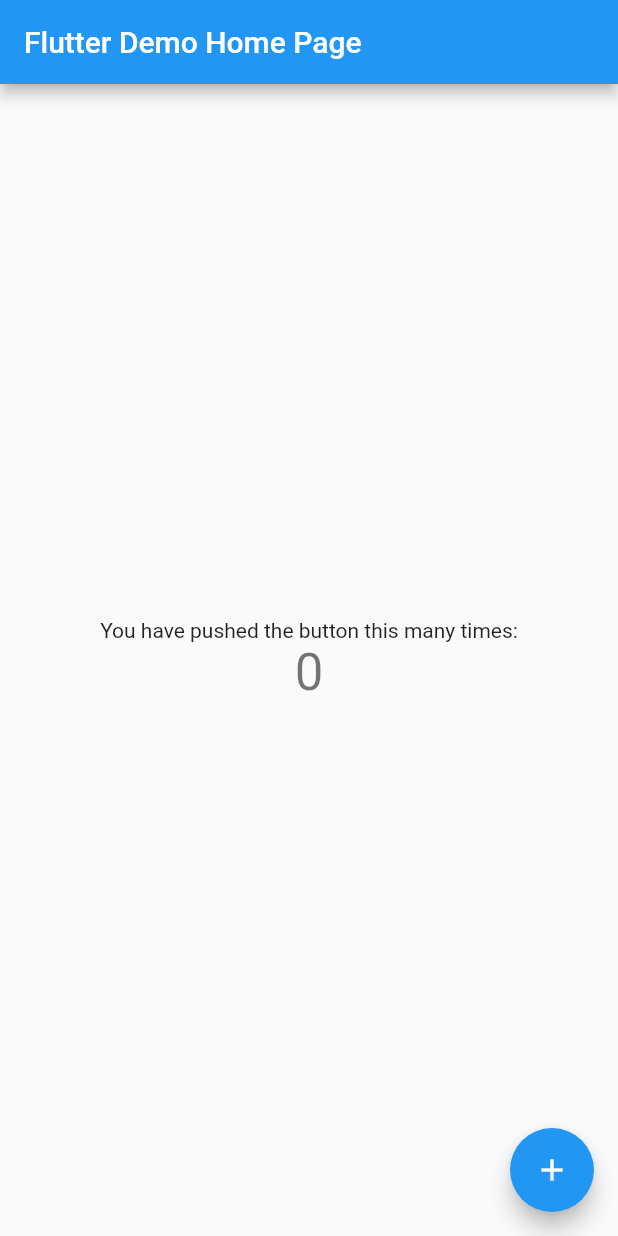
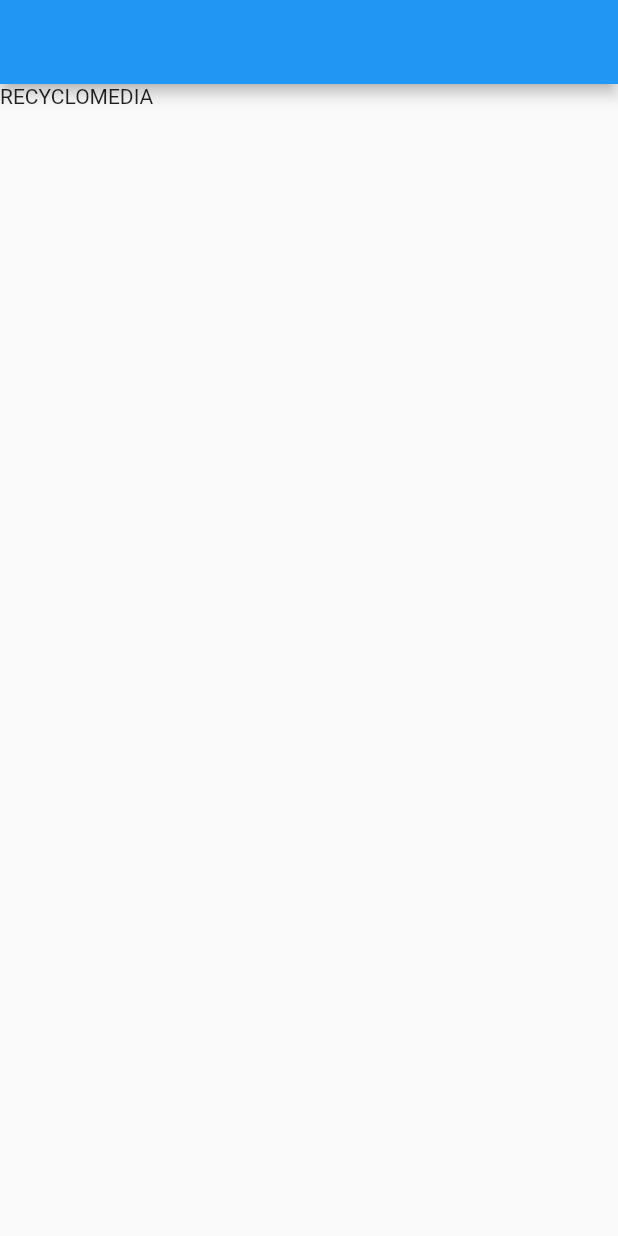
Before and after one commit to Iconicto/recyclomedia, a Flutter app: the screen it shows after launch, on a phone screen of 412 x 824 dp. Run offline on Flutter 3.47's test engine with Material 2 defaults, Android fonts, the phone set to English and light mode, and no system bars.

Commit message:
removed boilerplate code

```diff
--- a/recyclomedia/lib/main.dart
+++ b/recyclomedia/lib/main.dart
@@ -1,117 +1,21 @@
 import 'package:flutter/material.dart';
+import 'package:recyclomedia/pages/home.page.dart';
 
 void main() {
   runApp(MyApp());
 }
 
 class MyApp extends StatelessWidget {
-  // This widget is the root of your application.
+
   @override
   Widget build(BuildContext context) {
     return MaterialApp(
       title: 'Flutter Demo',
       theme: ThemeData(
-        // This is the theme of your application.
-        //
-        // Try running your application with "flutter run". You'll see the
-        // application has a blue toolbar. Then, without quitting the app, try
-        // changing the primarySwatch below to Colors.green and then invoke
-        // "hot reload" (press "r" in the console where you ran "flutter run",
-        // or simply save your changes to "hot reload" in a Flutter IDE).
-        // Notice that the counter didn't reset back to zero; the application
-        // is not restarted.
         primarySwatch: Colors.blue,
-        // This makes the visual density adapt to the platform that you run
-        // the app on. For desktop platforms, the controls will be smaller and
-        // closer together (more dense) than on mobile platforms.
         visualDensity: VisualDensity.adaptivePlatformDensity,
       ),
-      home: MyHomePage(title: 'Flutter Demo Home Page'),
+      home: HomePage(),
     );
   }
 }
-
-class MyHomePage extends StatefulWidget {
-  MyHomePage({Key key, this.title}) : super(key: key);
-
-  // This widget is the home page of your application. It is stateful, meaning
-  // that it has a State object (defined below) that contains fields that affect
-  // how it looks.
-
-  // This class is the configuration for the state. It holds the values (in this
-  // case the title) provided by the parent (in this case the App widget) and
-  // used by the build method of the State. Fields in a Widget subclass are
-  // always marked "final".
-
-  final String title;
-
-  @override
-  _MyHomePageState createState() => _MyHomePageState();
-}
-
-class _MyHomePageState extends State<MyHomePage> {
-  int _counter = 0;
-
-  void _incrementCounter() {
-    setState(() {
-      // This call to setState tells the Flutter framework that something has
-      // changed in this State, which causes it to rerun the build method below
-      // so that the display can reflect the updated values. If we changed
-      // _counter without calling setState(), then the build method would not be
-      // called again, and so nothing would appear to happen.
-      _counter++;
-    });
-  }
-
-  @override
-  Widget build(BuildContext context) {
-    // This method is rerun every time setState is called, for instance as done
-    // by the _incrementCounter method above.
-    //
-    // The Flutter framework has been optimized to make rerunning build methods
-    // fast, so that you can just rebuild anything that needs updating rather
-    // than having to individually change instances of widgets.
-    return Scaffold(
-      appBar: AppBar(
-        // Here we take the value from the MyHomePage object that was created by
-        // the App.build method, and use it to set our appbar title.
-        title: Text(widget.title),
-      ),
-      body: Center(
-        // Center is a layout widget. It takes a single child and positions it
-        // in the middle of the parent.
-        child: Column(
-          // Column is also a layout widget. It takes a list of children and
-          // arranges them vertically. By default, it sizes itself to fit its
-          // children horizontally, and tries to be as tall as its parent.
-          //
-          // Invoke "debug painting" (press "p" in the console, choose the
-          // "Toggle Debug Paint" action from the Flutter Inspector in Android
-          // Studio, or the "Toggle Debug Paint" command in Visual Studio Code)
-          // to see the wireframe for each widget.
-          //
-          // Column has various properties to control how it sizes itself and
-          // how it positions its children. Here we use mainAxisAlignment to
-          // center the children vertically; the main axis here is the vertical
-          // axis because Columns are vertical (the cross axis would be
-          // horizontal).
-          mainAxisAlignment: MainAxisAlignment.center,
-          children: <Widget>[
-            Text(
-              'You have pushed the button this many times:',
-            ),
-            Text(
-              '$_counter',
-              style: Theme.of(context).textTheme.headline4,
-            ),
-          ],
-        ),
-      ),
-      floatingActionButton: FloatingActionButton(
-        onPressed: _incrementCounter,
-        tooltip: 'Increment',
-        child: Icon(Icons.add),
-      ), // This trailing comma makes auto-formatting nicer for build methods.
-    );
-  }
-}
--- /dev/null
+++ b/recyclomedia/lib/pages/home.page.dart
@@ -0,0 +1,11 @@
+import 'package:flutter/material.dart';
+
+class HomePage extends StatelessWidget {
+  @override
+  Widget build(BuildContext context) {
+    return Scaffold(
+      appBar: AppBar(),
+      body: Container(child: Text("RECYCLOMEDIA"),),
+    );
+  }
+}
```
